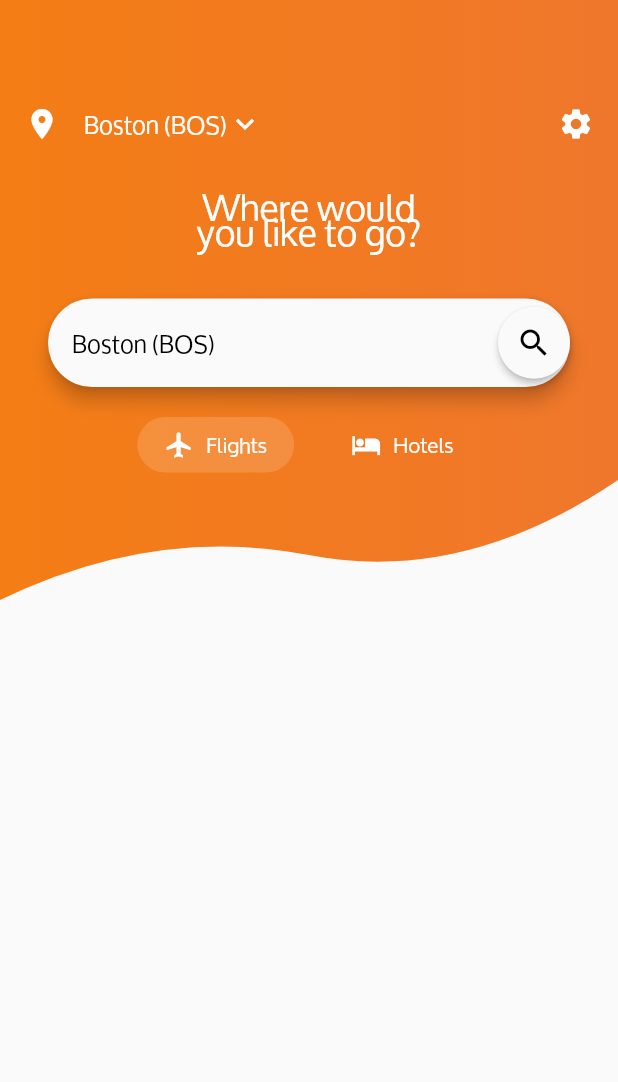
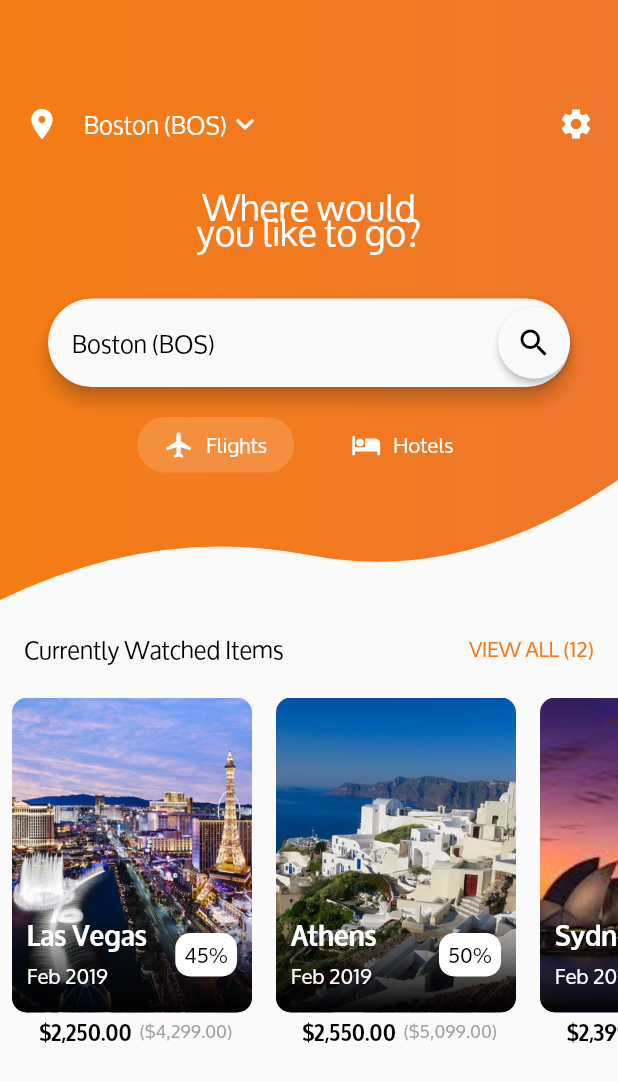
Before and after one commit to Miguel-Herrero/Flutter, a Flutter app: the screen it shows after launch, on a phone screen of 412 x 824 dp. Shown: the top 1082 px of the screen. Run offline on Flutter 3.47's test engine with Material 2 defaults, Android fonts, the phone set to English and light mode, and no system bars.

Commit message:
Bottom part

```diff
--- /dev/null
+++ b/flight_list/lib/home/home_bottom.dart
@@ -0,0 +1,160 @@
+import 'package:flutter/material.dart';
+import 'package:intl/intl.dart';
+
+import 'package:flight_list/theme.dart';
+
+class HomeBottom extends StatelessWidget {
+  const HomeBottom({Key key}) : super(key: key);
+  @override
+  Widget build(BuildContext context) {
+    return Column(
+      children: <Widget>[
+        Padding(
+          padding: const EdgeInsets.symmetric(horizontal: 16.0, vertical: 16.0),
+          child: Row(
+            mainAxisSize: MainAxisSize.max,
+            mainAxisAlignment: MainAxisAlignment.spaceBetween,
+            children: <Widget>[
+              const Text('Currently Watched Items',
+                  style: dropDownMenuItemStyle),
+              const Spacer(),
+              Text('VIEW ALL (12)', style: viewAllStyle)
+            ],
+          ),
+        ),
+        Container(
+          height: 240.0,
+          child:
+              ListView(scrollDirection: Axis.horizontal, children: cityCards),
+        )
+      ],
+    );
+  }
+}
+
+List<CityCard> cityCards = <CityCard>[
+  const CityCard(
+    cityName: 'Las Vegas',
+    imagePath: 'assets/images/lasvegas.jpg',
+    monthYear: 'Feb 2019',
+    discount: '45',
+    oldPrice: 4299,
+    newPrice: 2250,
+  ),
+  const CityCard(
+    cityName: 'Athens',
+    imagePath: 'assets/images/athens.jpg',
+    monthYear: 'Feb 2019',
+    discount: '50',
+    oldPrice: 5099,
+    newPrice: 2550,
+  ),
+  const CityCard(
+    cityName: 'Sydney',
+    imagePath: 'assets/images/sydney.jpg',
+    monthYear: 'Feb 2019',
+    discount: '40',
+    oldPrice: 5999,
+    newPrice: 2399,
+  )
+];
+
+final NumberFormat formatCurrency = NumberFormat.simpleCurrency();
+
+class CityCard extends StatelessWidget {
+  const CityCard(
+      {Key key,
+      this.imagePath,
+      this.cityName,
+      this.monthYear,
+      this.discount,
+      this.oldPrice,
+      this.newPrice})
+      : super(key: key);
+
+  final String imagePath, cityName, monthYear, discount;
+  final int oldPrice, newPrice;
+
+  @override
+  Widget build(BuildContext context) {
+    return Padding(
+      padding: const EdgeInsets.symmetric(horizontal: 8.0),
+      child: Column(
+        children: <Widget>[
+          ClipRRect(
+            borderRadius: const BorderRadius.all(Radius.circular(10.0)),
+            child: Stack(
+              children: <Widget>[
+                Container(
+                  height: 210.0,
+                  width: 160.0,
+                  child: Image.asset(imagePath, fit: BoxFit.cover),
+                ),
+                Positioned(
+                  left: 0.0,
+                  bottom: 0.0,
+                  width: 160.0,
+                  height: 60.0,
+                  child: Container(
+                    decoration: BoxDecoration(
+                        gradient: LinearGradient(
+                            colors: [Colors.black, Colors.black12],
+                            begin: Alignment.bottomCenter,
+                            end: Alignment.topCenter)),
+                  ),
+                ),
+                Positioned(
+                  left: 10.0,
+                  bottom: 10.0,
+                  right: 10.0,
+                  child: Row(
+                    mainAxisAlignment: MainAxisAlignment.spaceBetween,
+                    mainAxisSize: MainAxisSize.max,
+                    children: <Widget>[
+                      Column(
+                        crossAxisAlignment: CrossAxisAlignment.start,
+                        children: <Widget>[
+                          Text(cityName,
+                              style: TextStyle(
+                                  fontWeight: FontWeight.bold,
+                                  color: Colors.white,
+                                  fontSize: 18.0)),
+                          Text(monthYear,
+                              style: TextStyle(
+                                  fontWeight: FontWeight.normal,
+                                  color: Colors.white,
+                                  fontSize: 14.0))
+                        ],
+                      ),
+                      Container(
+                        padding: EdgeInsets.symmetric(horizontal: 6.0),
+                        decoration: BoxDecoration(
+                            shape: BoxShape.rectangle,
+                            color: Colors.white,
+                            borderRadius:
+                                BorderRadius.all(Radius.circular(10.0))),
+                        child: Text("$discount%",
+                            style:
+                                TextStyle(fontSize: 14.0, color: Colors.black)),
+                      )
+                    ],
+                  ),
+                )
+              ],
+            ),
+          ),
+          Row(
+            mainAxisSize: MainAxisSize.max,
+            mainAxisAlignment: MainAxisAlignment.start,
+            children: <Widget>[
+              const SizedBox(width: 5.0,),
+              Text('${formatCurrency.format(newPrice)}', style: TextStyle(color: Colors.black, fontWeight: FontWeight.bold, fontSize: 14.0)),
+              SizedBox(width: 5.0,),
+              Text('(${formatCurrency.format(oldPrice)})', style: TextStyle(color: Colors.grey, fontWeight: FontWeight.normal, fontSize: 12.0)),
+            ],
+          )
+        ],
+      ),
+    );
+  }
+}
--- a/flight_list/lib/home/home_screen.dart
+++ b/flight_list/lib/home/home_screen.dart
@@ -2,6 +2,7 @@ import 'package:flutter/material.dart';
 
 import 'package:flight_list/ui/custom_shape_clipper.dart';
 import 'package:flight_list/theme.dart';
+import 'package:flight_list/home/home_bottom.dart';
 
 const List<String> locations = <String>[
   'Boston (BOS)',
@@ -16,7 +17,7 @@ class HomeScreen extends StatelessWidget {
   Widget build(BuildContext context) {
     return Scaffold(
       body: Column(
-        children: const <Widget>[HomeTop()],
+        children: const <Widget>[HomeTop(), HomeBottom()],
       ),
     );
   }
--- a/flight_list/lib/theme.dart
+++ b/flight_list/lib/theme.dart
@@ -8,3 +8,5 @@ const TextStyle dropDownLabelStyle =
     TextStyle(color: Colors.white, fontSize: 16.0);
 const TextStyle dropDownMenuItemStyle =
     TextStyle(color: Colors.black, fontSize: 16.0);
+final TextStyle viewAllStyle =
+    TextStyle(color: appTheme.primaryColor, fontSize: 14.0);
--- a/flight_list/pubspec.yaml
+++ b/flight_list/pubspec.yaml
@@ -19,6 +19,7 @@ dependencies:
   # The following adds the Cupertino Icons font to your application.
   # Use with the CupertinoIcons class for iOS style icons.
   cupertino_icons: ^0.1.2
+  intl: ^0.15.7
 
 dev_dependencies:
   flutter_test:
@@ -38,9 +39,7 @@ flutter:
 
   # To add assets to your application, add an assets section, like this:
   assets:
-   - assets/images/paris.jpg
-   - assets/images/roma.jpg
-   - assets/images/sanfrancisco.jpg
+   - assets/images/
 
   # An image asset can refer to one or more resolution-specific "variants", see
   # https://flutter.io/assets-and-images/#resolution-aware.
```
Also changed, not shown: flight_list/assets/images/athens.jpg (added), flight_list/assets/images/lasvegas.jpg (added), flight_list/assets/images/paris.jpg (deleted), flight_list/assets/images/roma.jpg (deleted), flight_list/assets/images/sanfrancisco.jpg (deleted), flight_list/assets/images/sydney.jpg (added).
